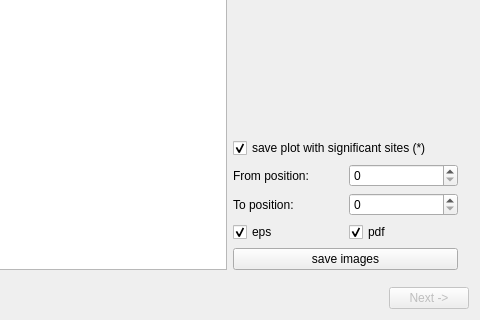
maureensmith/MIMEAnTo, file source/mimemainwindow.ui: the form before one commit; both pictures show x 810 to 1290 and y 590 to 910 of the 1290 by 910 pixel window.
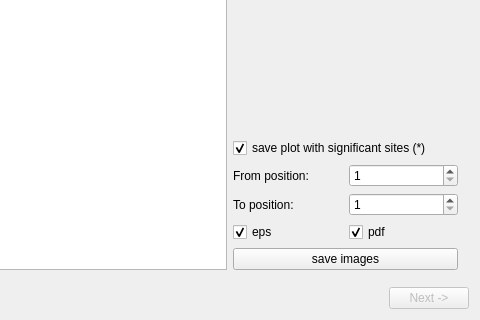
The form after the commit. The open tabs and pages were chosen to show the change. Icons and pictures are not drawn.

Commit message: windows exe. bugfix

```diff
--- a/source/mimemainwindow.ui
+++ b/source/mimemainwindow.ui
@@ -693,6 +693,12 @@
               <verstretch>0</verstretch>
              </sizepolicy>
             </property>
+            <property name="minimum">
+             <number>1</number>
+            </property>
+            <property name="maximum">
+             <number>100000</number>
+            </property>
            </widget>
           </item>
           <item row="9" column="0">
@@ -761,6 +767,9 @@
               <verstretch>0</verstretch>
              </sizepolicy>
             </property>
+            <property name="minimum">
+             <number>1</number>
+            </property>
             <property name="maximum">
              <number>100000</number>
             </property>
```
Left out of the diff: 2 changed lines with no effect on the pictures. The commit also changes 6 other files.
